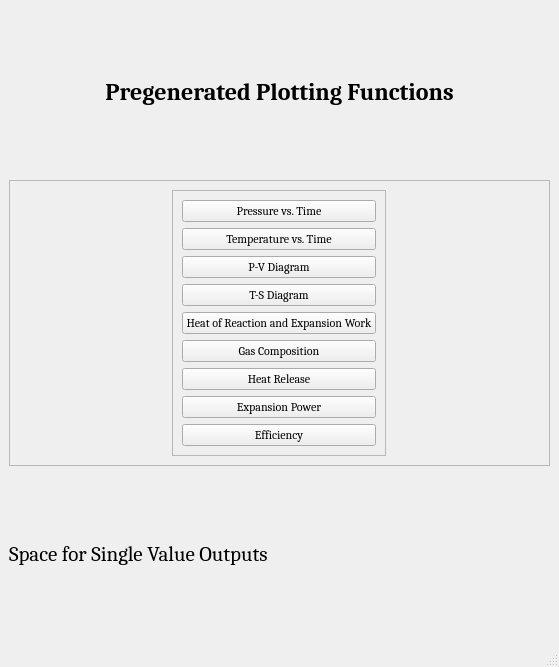
bfelson/Engine-Simulator, file PregenPlotsWindow.ui: the form before one commit.
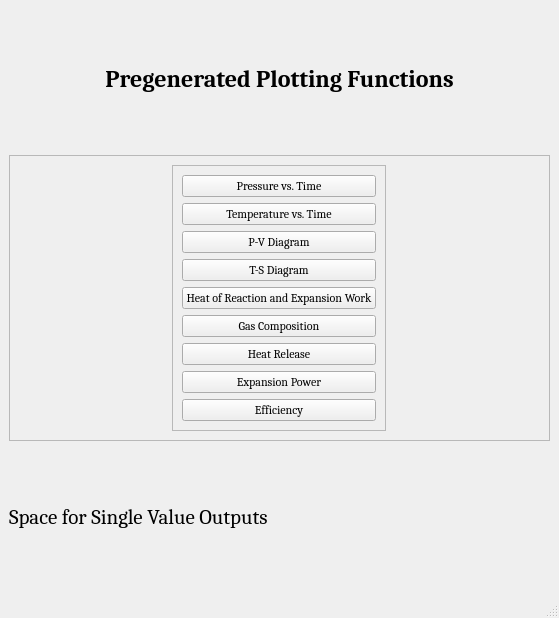
The form after the commit.

Diff of the .ui file:
```diff
--- a/PregenPlotsWindow.ui
+++ b/PregenPlotsWindow.ui
@@ -7,7 +7,7 @@
     <x>0</x>
     <y>0</y>
     <width>559</width>
-    <height>667</height>
+    <height>618</height>
    </rect>
   </property>
   <property name="sizePolicy">
```
Left out of the diff: 16 changed lines with no effect on the pictures.
